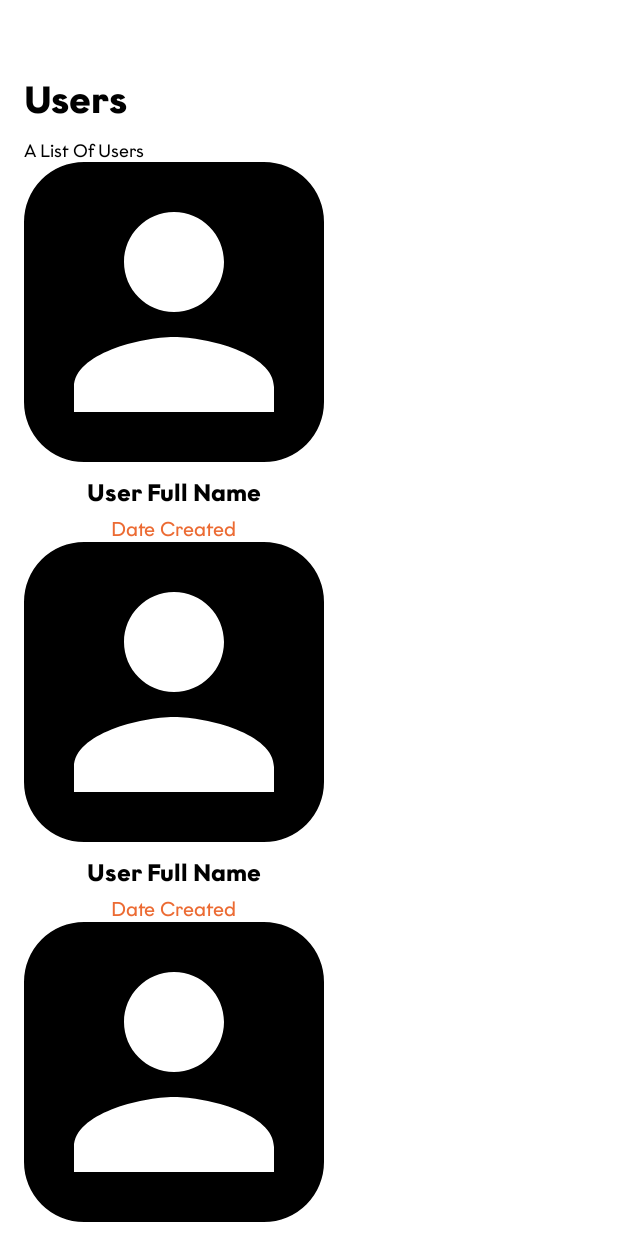
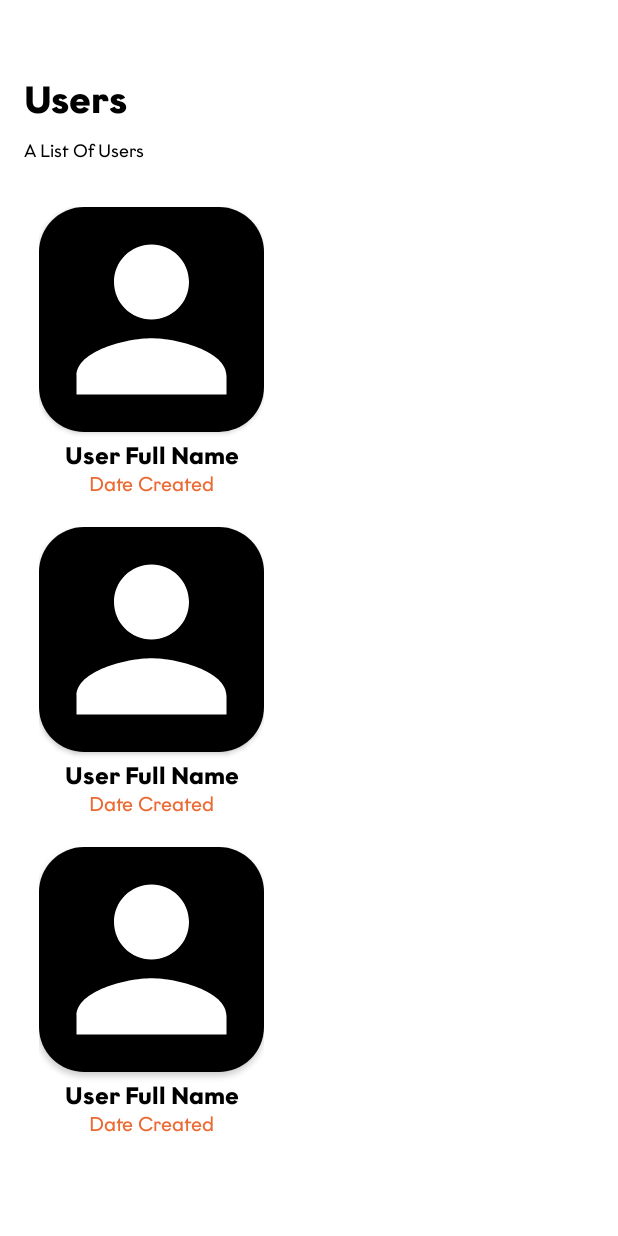
Before and after one commit to timkwali/User-Data, an Android app: the layout fragment_users.xml on its own in the app's theme, with its tools: preview values and no code run, on a phone screen of 412 x 824 dp. Run offline under Robolectric (Android 15) with nearby library versions, the phone set to English and light mode, and no system bars; Roboto replaces fonts that are not available here.

Commit message:
add users list recycler view adapter

```diff
--- a/app/build.gradle
+++ b/app/build.gradle
@@ -49,4 +49,10 @@ dependencies {
     androidTestImplementation 'androidx.test.ext:junit:1.1.2'
     androidTestImplementation 'androidx.test.espresso:espresso-core:3.3.0'
 
+    //GLIDE
+    implementation 'com.github.bumptech.glide:glide:4.11.0'
+
+    //PICASSO
+    implementation 'com.squareup.picasso:picasso:2.71828'
+
 }
--- a/app/src/main/java/com/example/timringtimkwali/ui/adapters/UsersListRVAdapter.kt
+++ /dev/null
@@ -1,4 +0,0 @@
-package com.example.timringtimkwali.ui.adapters
-
-class UsersListRVAdapter {
-}
--- a/app/src/main/res/layout/fragment_users.xml
+++ b/app/src/main/res/layout/fragment_users.xml
@@ -36,6 +36,7 @@
         android:id="@+id/users_usersList_rv"
         android:layout_width="match_parent"
         android:layout_height="0dp"
+        android:layout_marginTop="20dp"
         app:layout_constraintBottom_toBottomOf="parent"
         app:layout_constraintEnd_toEndOf="parent"
         app:layout_constraintHorizontal_bias="0.5"
--- a/app/src/main/res/layout/users_list_template.xml
+++ b/app/src/main/res/layout/users_list_template.xml
@@ -3,42 +3,59 @@
     xmlns:app="http://schemas.android.com/apk/res-auto"
     xmlns:tools="http://schemas.android.com/tools"
     android:layout_width="wrap_content"
-    android:layout_height="wrap_content">
+    android:layout_height="wrap_content"
+    android:layout_marginHorizontal="10dp"
+    android:layout_marginVertical="10dp">
 
-    <com.google.android.material.imageview.ShapeableImageView
-        android:id="@+id/userTemplate_avatar_iv"
-        android:layout_width="200dp"
-        android:layout_height="200dp"
-        android:background="@color/black"
-        android:src="@drawable/ic_person"
-        android:scaleType="centerCrop"
-        app:shapeAppearanceOverlay="@style/curved_image"
+    <androidx.cardview.widget.CardView
+        android:id="@+id/cardView"
+        android:layout_width="150dp"
+        android:layout_height="150dp"
+        app:cardCornerRadius="30dp"
         app:layout_constraintEnd_toEndOf="parent"
         app:layout_constraintStart_toStartOf="parent"
-        app:layout_constraintTop_toTopOf="parent" />
+        app:layout_constraintTop_toTopOf="parent">
+
+        <ImageView
+            android:id="@+id/userTemplate_avatar_iv"
+            android:layout_width="match_parent"
+            android:layout_height="match_parent"
+            android:background="@color/black"
+            android:scaleType="centerCrop"
+            android:src="@drawable/ic_person"
+            app:layout_constraintEnd_toEndOf="parent"
+            app:layout_constraintStart_toStartOf="parent"
+            app:layout_constraintTop_toTopOf="parent"
+            app:shapeAppearanceOverlay="@style/curved_image" />
+
+    </androidx.cardview.widget.CardView>
+
 
     <TextView
         android:id="@+id/userTemplate_fullName_tv"
         android:layout_width="wrap_content"
         android:layout_height="wrap_content"
-        android:layout_marginTop="10dp"
+        android:ellipsize="end"
         android:fontFamily="@font/graphit_bold"
+        android:maxLines="1"
         android:text="@string/user_full_name"
         android:textColor="@color/black"
         android:textSize="16sp"
+        android:layout_marginTop="5dp"
         app:layout_constraintEnd_toEndOf="parent"
         app:layout_constraintStart_toStartOf="parent"
-        app:layout_constraintTop_toBottomOf="@+id/userTemplate_avatar_iv" />
+        app:layout_constraintTop_toBottomOf="@+id/cardView" />
 
     <TextView
         android:id="@+id/userTemplate_date_tv"
         android:layout_width="wrap_content"
         android:layout_height="wrap_content"
+        android:ellipsize="end"
+        android:fontFamily="@font/graphit_regular"
+        android:maxLines="1"
         android:text="@string/date_created"
         android:textColor="@color/orange"
         android:textSize="13sp"
-        android:fontFamily="@font/graphit_regular"
-        android:layout_marginTop="5dp"
         app:layout_constraintEnd_toEndOf="parent"
         app:layout_constraintHorizontal_bias="0.498"
         app:layout_constraintStart_toStartOf="parent"
```
Also changed, not shown: app/src/main/java/com/example/timringtimkwali/adapters/UsersListRVAdapter.kt (added, +60 -0 lines), app/src/main/java/com/example/timringtimkwali/model/User.kt (added, +11 -0 lines), app/src/main/java/com/example/timringtimkwali/ui/userdetails/UserDetailsFragment.kt (added, +24 -0 lines), app/src/main/java/com/example/timringtimkwali/ui/users/UsersFragment.kt (+37 -1 lines), app/src/main/res/layout/fragment_user_details.xml (added, +14 -0 lines).
